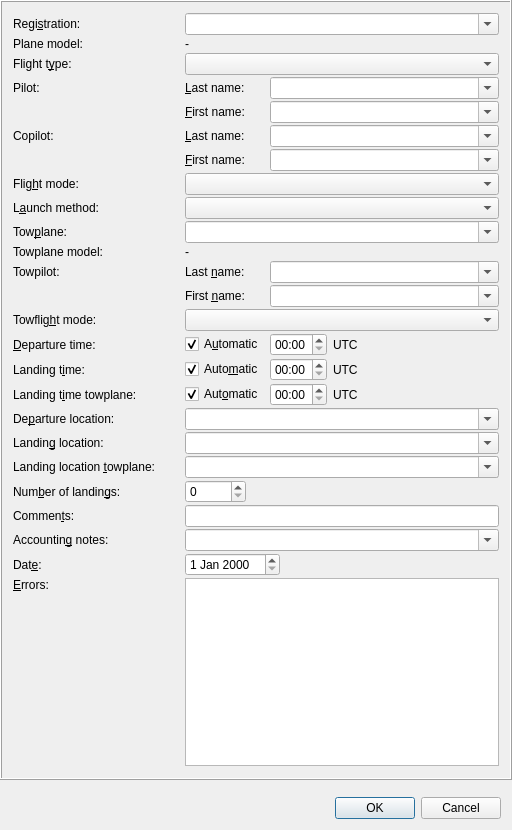
The window that src/gui/windows/FlightWindow.ui (startkladde/startkladde) describes before a commit, drawn with Qt 5.
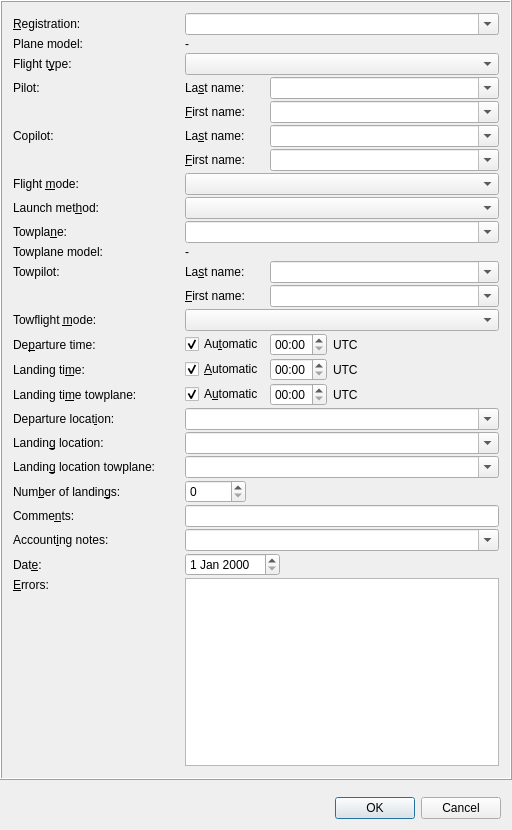
The same window after the commit. Custom widgets are drawn as their Qt base class.

Commit message: Keyboard shortcuts (work in progress)

```diff
--- a/src/gui/windows/FlightWindow.ui
+++ b/src/gui/windows/FlightWindow.ui
@@ -33,8 +33,8 @@
        <rect>
         <x>0</x>
         <y>0</y>
-        <width>510</width>
-        <height>781</height>
+        <width>492</width>
+        <height>780</height>
        </rect>
       </property>
       <layout class="QVBoxLayout" name="verticalLayout">
@@ -50,7 +50,7 @@
           <item row="0" column="0">
            <widget class="SkLabel" name="registrationLabel">
             <property name="text">
-             <string>Regi&amp;stration:</string>
+             <string>&amp;Registration:</string>
             </property>
             <property name="buddy">
              <cstring>registrationInput</cstring>
@@ -104,7 +104,7 @@
           <item row="3" column="1">
            <widget class="SkLabel" name="pilotLastNameLabel">
             <property name="text">
-             <string comment="Pilot">&amp;Last name:</string>
+             <string comment="Pilot">La&amp;st name:</string>
             </property>
             <property name="buddy">
              <cstring>pilotLastNameInput</cstring>
@@ -154,7 +154,7 @@
           <item row="5" column="1">
            <widget class="SkLabel" name="copilotLastNameLabel">
             <property name="text">
-             <string comment="Copilot">&amp;Last name:</string>
+             <string comment="Copilot">La&amp;st name:</string>
             </property>
             <property name="buddy">
              <cstring>copilotLastNameInput</cstring>
@@ -194,7 +194,7 @@
           <item row="7" column="0">
            <widget class="SkLabel" name="flightModeLabel">
             <property name="text">
-             <string>Flig&amp;ht mode:</string>
+             <string>Flight &amp;mode:</string>
             </property>
             <property name="buddy">
              <cstring>flightModeInput</cstring>
@@ -207,7 +207,7 @@
           <item row="8" column="0">
            <widget class="SkLabel" name="launchMethodLabel">
             <property name="text">
-             <string>L&amp;aunch method:</string>
+             <string>Launch met&amp;hod:</string>
             </property>
             <property name="buddy">
              <cstring>launchMethodInput</cstring>
@@ -220,7 +220,7 @@
           <item row="9" column="0">
            <widget class="SkLabel" name="towplaneRegistrationLabel">
             <property name="text">
-             <string>Tow&amp;plane:</string>
+             <string>Towpla&amp;ne:</string>
             </property>
             <property name="buddy">
              <cstring>towplaneRegistrationInput</cstring>
@@ -258,7 +258,7 @@
           <item row="11" column="1">
            <widget class="SkLabel" name="towpilotLastNameLabel">
             <property name="text">
-             <string comment="Towpilot">Last &amp;name:</string>
+             <string comment="Towpilot">La&amp;st name:</string>
             </property>
             <property name="buddy">
              <cstring>towpilotLastNameInput</cstring>
@@ -278,7 +278,7 @@
           <item row="12" column="1">
            <widget class="SkLabel" name="towpilotFirstNameLabel">
             <property name="text">
-             <string comment="Towpilot">First &amp;name:</string>
+             <string comment="Towpilot">&amp;First name:</string>
             </property>
             <property name="buddy">
              <cstring>towpilotFirstNameInput</cstring>
@@ -298,7 +298,7 @@
           <item row="13" column="0">
            <widget class="SkLabel" name="towflightModeLabel">
             <property name="text">
-             <string>Towflig&amp;ht mode:</string>
+             <string>Towflight &amp;mode:</string>
             </property>
             <property name="buddy">
              <cstring>towflightModeInput</cstring>
@@ -311,7 +311,7 @@
           <item row="14" column="0">
            <widget class="SkLabel" name="departureTimeLabel">
             <property name="text">
-             <string>&amp;Departure time:</string>
+             <string>De&amp;parture time:</string>
             </property>
             <property name="buddy">
              <cstring>departureTimeInput</cstring>
@@ -321,7 +321,7 @@
           <item row="14" column="1">
            <widget class="QCheckBox" name="departureTimeCheckbox">
             <property name="text">
-             <string comment="Departure time">A&amp;utomatic</string>
+             <string comment="Departure time">Au&amp;tomatic</string>
             </property>
             <property name="checked">
              <bool>true</bool>
@@ -379,7 +379,7 @@
           <item row="15" column="0">
            <widget class="SkLabel" name="landingTimeLabel">
             <property name="text">
-             <string>Landing t&amp;ime:</string>
+             <string>Landing ti&amp;me:</string>
             </property>
             <property name="buddy">
              <cstring>landingTimeInput</cstring>
@@ -389,7 +389,7 @@
           <item row="15" column="1">
            <widget class="QCheckBox" name="landingTimeCheckbox">
             <property name="text">
-             <string comment="Landing time">Auto&amp;matic</string>
+             <string comment="Landing time">&amp;Automatic</string>
             </property>
             <property name="checked">
              <bool>true</bool>
@@ -447,7 +447,7 @@
           <item row="16" column="0">
            <widget class="SkLabel" name="towflightLandingTimeLabel">
             <property name="text">
-             <string>Landing t&amp;ime towplane:</string>
+             <string>Landing ti&amp;me towplane:</string>
             </property>
             <property name="buddy">
              <cstring>towflightLandingTimeInput</cstring>
@@ -457,7 +457,7 @@
           <item row="16" column="1">
            <widget class="QCheckBox" name="towflightLandingTimeCheckbox">
             <property name="text">
-             <string comment="Landing time towplane">Aut&amp;omatic</string>
+             <string comment="Landing time towplane">A&amp;utomatic</string>
             </property>
             <property name="checked">
              <bool>true</bool>
@@ -515,7 +515,7 @@
           <item row="17" column="0">
            <widget class="SkLabel" name="departureLocationLabel">
             <property name="text">
-             <string>De&amp;parture location:</string>
+             <string>Departure locat&amp;ion:</string>
             </property>
             <property name="buddy">
              <cstring>departureLocationInput</cstring>
@@ -555,7 +555,7 @@
           <item row="19" column="0">
            <widget class="SkLabel" name="towflightLandingLocationLabel">
             <property name="text">
-             <string>Landing location &amp;towplane:</string>
+             <string>Landin&amp;g location towplane:</string>
             </property>
             <property name="buddy">
              <cstring>towflightLandingLocationInput</cstring>
@@ -623,7 +623,7 @@
           <item row="21" column="0">
            <widget class="SkLabel" name="commentLabel">
             <property name="text">
-             <string>Commen&amp;ts:</string>
+             <string>Comme&amp;nts:</string>
             </property>
             <property name="buddy">
              <cstring>commentInput</cstring>
@@ -636,7 +636,7 @@
           <item row="22" column="0">
            <widget class="SkLabel" name="accountingNoteLabel">
             <property name="text">
-             <string>Accountin&amp;g notes:</string>
+             <string>Account&amp;ing notes:</string>
             </property>
             <property name="buddy">
              <cstring>accountingNoteInput</cstring>
```
The commit also changes 2 other files.
